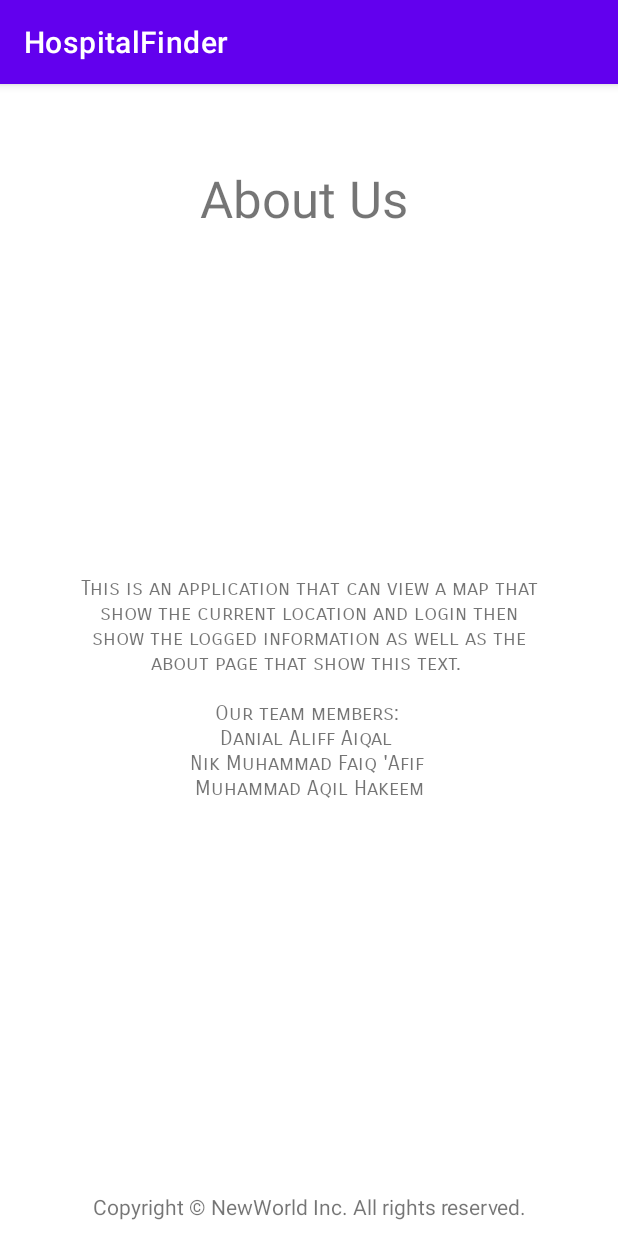
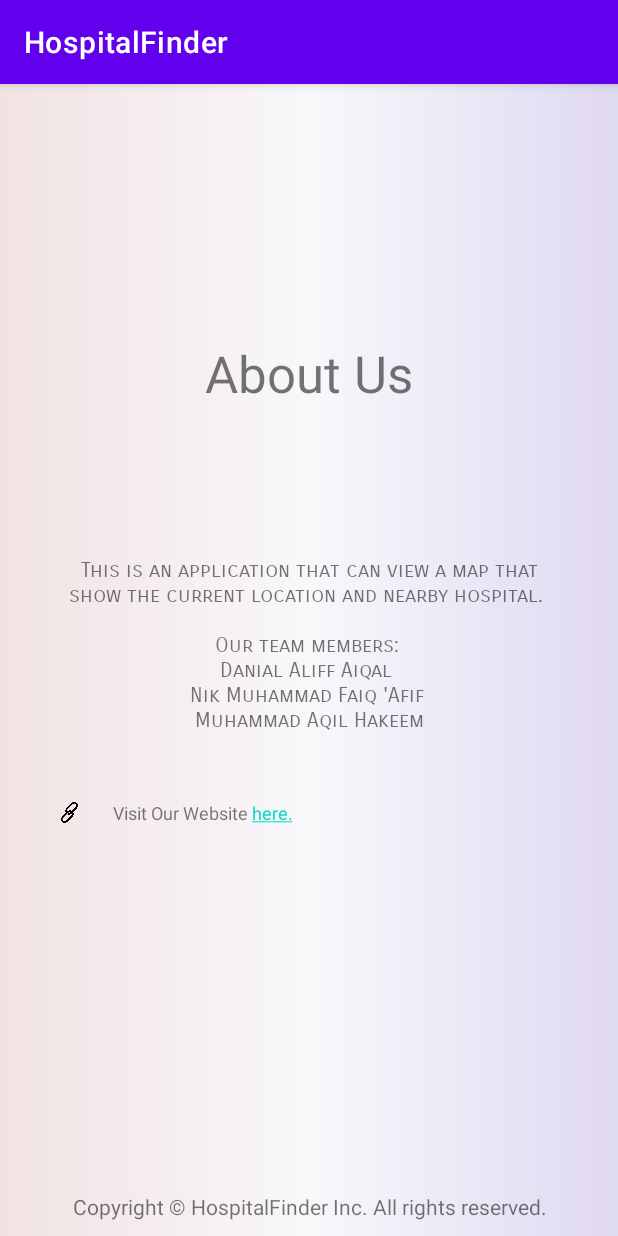
Before and after one commit to broccoliass/CarParkTracker, an Android app: the AboutActivity screen opened directly, with no data from a screen before it, on a phone screen of 412 x 824 dp. Run offline under Robolectric (Android 15) with nearby library versions, the phone set to English and light mode, and no system bars.

Commit message:
version 1.0

```diff
--- a/app/build.gradle
+++ b/app/build.gradle
@@ -42,4 +42,5 @@ dependencies {
     testImplementation 'junit:junit:4.13.2'
     androidTestImplementation 'androidx.test.ext:junit:1.1.4'
     androidTestImplementation 'androidx.test.espresso:espresso-core:3.5.0'
+
 }
--- a/app/src/main/java/com/example/newworld/AboutActivity.java
+++ b/app/src/main/java/com/example/newworld/AboutActivity.java
@@ -18,14 +18,15 @@ public class AboutActivity extends AppCompatActivity {
 
         // Copyright
         TextView copyrighttext = findViewById(R.id.copyright_text);
-        copyrighttext.setText("Copyright © NewWorld Inc. All rights reserved.");
+        copyrighttext.setText("Copyright © HospitalFinder Inc. All rights reserved.");
         Linkify.addLinks(copyrighttext, Linkify.WEB_URLS);
         copyrighttext.setGravity(Gravity.BOTTOM|Gravity.CENTER_HORIZONTAL);
         copyrighttext.setOnClickListener(new View.OnClickListener() {
             @Override
             public void onClick(View v) {
-                Toast.makeText(getApplicationContext(),"Copyright © NewWorld Inc. All rights reserved.", Toast.LENGTH_SHORT).show();
+                Toast.makeText(getApplicationContext(),"Copyright © HospitalFinder Inc. All rights reserved.", Toast.LENGTH_SHORT).show();
             }
         });
     }
+
 }
--- a/app/src/main/java/com/example/newworld/HomeActivity.java
+++ b/app/src/main/java/com/example/newworld/HomeActivity.java
@@ -53,7 +53,7 @@ public class HomeActivity extends AppCompatActivity implements View.OnClickListe
             loginButton.setVisibility(View.GONE);
             gridLayout.setVisibility(View.VISIBLE);
             logoutButton.setVisibility(View.VISIBLE);
-            welcomemessage.setText("So you have logged in. Now you can checkout the maps that show your current location and see information about us or click log out button below to log out.");
+            welcomemessage.setText("So you have logged in. You can click the maps button to see your current location and nearby hospital or click about us button to see information about us or click log out button to log out.");
 
         } else {
             // User is not signed in
--- a/app/src/main/res/layout/activity_about.xml
+++ b/app/src/main/res/layout/activity_about.xml
@@ -4,6 +4,7 @@
     xmlns:tools="http://schemas.android.com/tools"
     android:layout_width="match_parent"
     android:layout_height="match_parent"
+    android:background="@drawable/gr441_1080_1920"
     android:gravity="center"
     tools:context=".AboutActivity">
 
@@ -11,34 +12,31 @@
         android:id="@+id/aboutus"
         android:layout_width="wrap_content"
         android:layout_height="wrap_content"
-        android:layout_marginStart="28dp"
-        android:layout_marginTop="53dp"
-        android:layout_marginBottom="19dp"
+        android:layout_marginBottom="73dp"
         android:gravity="center"
         android:text="About Us"
         android:textSize="34sp"
-        app:layout_constraintBottom_toTopOf="@+id/imageView"
-        app:layout_constraintStart_toEndOf="@+id/imageView"
-        app:layout_constraintTop_toTopOf="parent" />
+        app:layout_constraintBottom_toTopOf="@+id/textabout"
+        app:layout_constraintEnd_toEndOf="parent"
+        app:layout_constraintStart_toStartOf="parent" />
 
     <TextView
         android:id="@+id/textabout"
-        android:layout_width="0dp"
-        android:layout_height="0dp"
-        android:layout_marginStart="48dp"
-        android:layout_marginEnd="48dp"
-        android:layout_marginBottom="88dp"
+        android:layout_width="329dp"
+        android:layout_height="171dp"
+        android:layout_marginStart="43dp"
+        android:layout_marginEnd="43dp"
+        android:layout_marginBottom="308dp"
+        android:fontFamily="sans-serif-smallcaps"
         android:gravity="center"
-        android:fontFamily="sans-serif-smallcaps"
-        android:text="This is an application that can view a map that show the current location and login then show the logged information as well as the about page that show this text.
+        android:text="This is an application that can view a map that show the current location and nearby hospital.
 \n\nOur team members:
 \nDanial Aliff Aiqal
 \nNik Muhammad Faiq 'Afif
 \nMuhammad Aqil Hakeem"
-        app:layout_constraintBottom_toTopOf="@+id/copyright_text"
+        app:layout_constraintBottom_toBottomOf="parent"
         app:layout_constraintEnd_toEndOf="parent"
-        app:layout_constraintStart_toStartOf="parent"
-        app:layout_constraintTop_toBottomOf="@+id/imageView" />
+        app:layout_constraintStart_toStartOf="parent" />
 
     <TextView
         android:id="@+id/copyright_text"
@@ -49,43 +47,49 @@
         android:linksClickable="true"
         app:layout_constraintBottom_toBottomOf="parent"
         app:layout_constraintEnd_toEndOf="parent"
+        app:layout_constraintStart_toStartOf="parent" />
+
+    <LinearLayout
+        android:id="@+id/linearLayout"
+        android:layout_width="wrap_content"
+        android:layout_height="wrap_content"
+        android:orientation="horizontal"
+        app:layout_constraintBottom_toTopOf="parent"
+        app:layout_constraintEnd_toStartOf="parent"
         app:layout_constraintStart_toStartOf="parent"
+        app:layout_constraintTop_toTopOf="parent">
+
+    </LinearLayout>
+
+    <TextView
+        android:id="@+id/txtWebsite"
+        android:layout_width="wrap_content"
+        android:layout_height="wrap_content"
+        android:layout_gravity="center"
+        android:layout_marginTop="4dp"
+        android:layout_marginEnd="204dp"
+        android:autoLink="web"
+        android:gravity="center"
+        android:padding="20px"
+        android:text="@string/website"
+        android:textAppearance="?android:attr/textAppearanceSmall"
+        android:textSize="12sp"
+        app:layout_constraintEnd_toEndOf="parent"
+        app:layout_constraintStart_toEndOf="@+id/icon"
         app:layout_constraintTop_toBottomOf="@+id/textabout" />
 
     <ImageView
-        android:id="@+id/imageView"
-        android:layout_width="wrap_content"
-        android:layout_height="wrap_content"
-        android:layout_marginStart="5dp"
-        android:layout_marginBottom="37dp"
-        app:layout_constraintBottom_toTopOf="@+id/textabout"
-        app:layout_constraintEnd_toStartOf="@+id/imageView2"
+        android:id="@+id/icon"
+        android:layout_width="0dp"
+        android:layout_height="0dp"
+        android:layout_marginStart="39dp"
+        android:layout_marginEnd="8dp"
+        android:src="@drawable/link"
+        app:layout_constraintBottom_toBottomOf="@+id/txtWebsite"
+        app:layout_constraintEnd_toStartOf="@+id/txtWebsite"
         app:layout_constraintStart_toStartOf="parent"
-        app:layout_constraintTop_toBottomOf="@+id/aboutus"
-        tools:srcCompat="@tools:sample/avatars" />
-
-    <ImageView
-        android:id="@+id/imageView2"
-        android:layout_width="wrap_content"
-        android:layout_height="wrap_content"
-        android:layout_marginEnd="2dp"
-        app:layout_constraintEnd_toStartOf="@+id/imageView3"
-        app:layout_constraintStart_toEndOf="@+id/imageView"
-        app:layout_constraintTop_toTopOf="@+id/imageView"
-        tools:srcCompat="@tools:sample/avatars" />
-
-    <ImageView
-        android:id="@+id/imageView3"
-        android:layout_width="wrap_content"
-        android:layout_height="wrap_content"
-        android:layout_marginTop="117dp"
-        android:layout_marginEnd="4dp"
-        android:layout_marginBottom="37dp"
-        app:layout_constraintBottom_toTopOf="@+id/textabout"
-        app:layout_constraintEnd_toEndOf="parent"
-        app:layout_constraintStart_toEndOf="@+id/imageView2"
-        app:layout_constraintTop_toTopOf="parent"
-        tools:srcCompat="@tools:sample/avatars" />
+        app:layout_constraintTop_toTopOf="@+id/txtWebsite"
+        app:layout_constraintVertical_bias="0.0" />
 
 
 </androidx.constraintlayout.widget.ConstraintLayout>
--- a/app/src/main/res/layout/activity_home.xml
+++ b/app/src/main/res/layout/activity_home.xml
@@ -5,7 +5,8 @@
     xmlns:tools="http://schemas.android.com/tools"
     android:layout_width="match_parent"
     android:layout_height="match_parent"
-    tools:context=".MainActivity">
+    tools:context=".MainActivity"
+    android:background="@drawable/gr441_1080_1920">
 
     <LinearLayout
         android:layout_width="match_parent"
--- a/app/src/main/res/layout/activity_login.xml
+++ b/app/src/main/res/layout/activity_login.xml
@@ -7,7 +7,8 @@
     android:orientation="vertical"
     android:gravity="center_horizontal"
     android:padding="16dp"
-    tools:context=".LoginActivity">
+    tools:context=".LoginActivity"
+    android:background="@drawable/gr441_1080_1920">
 
     <TextView
         android:id="@+id/title_text_view"
--- a/app/src/main/res/values/strings.xml
+++ b/app/src/main/res/values/strings.xml
@@ -5,4 +5,5 @@
     <string name="maps">Maps</string>
     <string name="about">About</string>
     <string name="logout">Logout</string>
+    <string name="website">Visit Our Website <a href="https://github.com/broccoliass/NewWorldMobile">here.</a></string>
 </resources>
```
Also changed, not shown: app/src/main/res/drawable/faiq.jpg (added), app/src/main/res/drawable/gr441_1080_1920.png (added), app/src/main/res/drawable/link.png (added).
